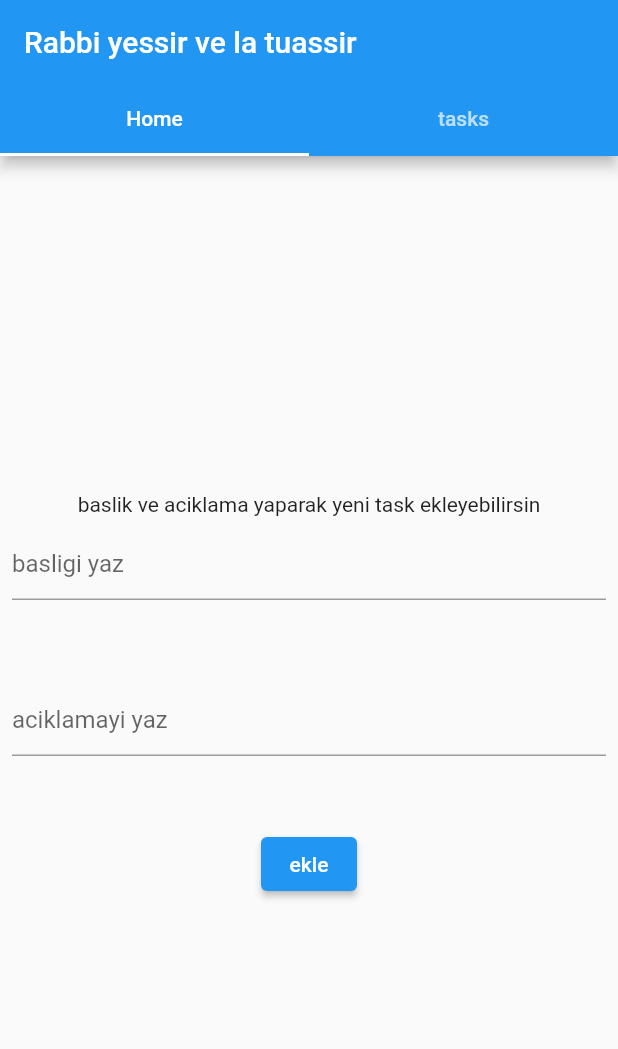
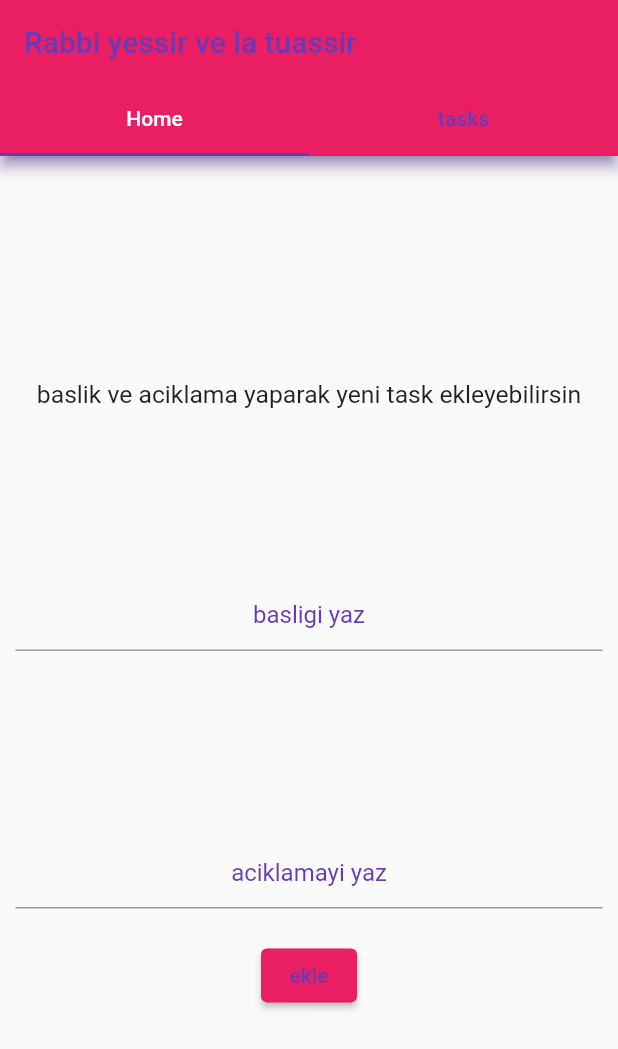
Before and after one commit to gdfthr07/to-do, a Flutter app: the screen it shows after launch, on a phone screen of 412 x 824 dp. Shown: the top 1049 px of the screen. Run offline on Flutter 3.47's test engine with Material 2 defaults, Android fonts, the phone set to English and light mode, and no system bars; Roboto replaces fonts that are missing (Robotomo).

Commit message:
oranlama
home u oranladim ve renklerle oynadim

```diff
--- a/lib/main.dart
+++ b/lib/main.dart
@@ -10,10 +10,10 @@ class MyApp extends StatelessWidget {
   @override
   Widget build(BuildContext context) {
     return MaterialApp(
-      title: 'Flutter Demo',
+      title: 'to-do(başlangıç)',
       debugShowCheckedModeBanner: false,
       theme: ThemeData(
-        primarySwatch: Colors.blue,
+        primarySwatch: Colors.pink,
       ),
       home: const MyHomePage(title: 'Rabbi yessir ve la tuassir'),
     );
@@ -41,11 +41,20 @@ class _MyHomePageState extends State<MyHomePage> {
 
   @override
   Widget build(BuildContext context) {
+
+
+
+
     return DefaultTabController(length: 2,
         child: Scaffold(
           appBar: AppBar(
+            foregroundColor: Colors.deepPurple,
+            //backgroundColor: Colors.red,
+            shadowColor: Colors.deepPurple,
             title: Text(widget.title),
             bottom: TabBar(
+              indicatorColor: Colors.deepPurple,
+              unselectedLabelColor: Colors.deepPurple,
               tabs: [
                 Tab(text: 'Home',),
                 Tab(text: 'tasks'),
@@ -140,34 +149,61 @@ var descrpList = [];
 class _HomaPageState extends State<HomaPage> {
   @override
   Widget build(BuildContext context) {
+
+    var screenSize = MediaQuery.of(context);
+    var screenhgt= screenSize.size.height;
+    var screenwdt= screenSize.size.width;
+
     return Center(
+      child: SingleChildScrollView(
         child: Column(
           mainAxisAlignment: MainAxisAlignment.center,
           children: [
-          Text("baslik ve aciklama yaparak yeni task ekleyebilirsin"),
+            Text("baslik ve aciklama yaparak yeni task ekleyebilirsin",
+            style: TextStyle(
+              fontFamily: 'Robotomo',
+              fontSize: screenhgt/50,
+            ),),
+        SizedBox(
+          height: screenhgt/8,),
             Padding(
-            padding: const EdgeInsets.all(8.0),
+              padding:  EdgeInsets.all(screenwdt/40),
               child: TextField(
+
+                style: TextStyle(color: Colors.deepPurple),
+                textAlign: TextAlign.center,
+                showCursor: true,
+                cursorColor: Colors.deepOrange,
                 controller: titleCont,
                 decoration: InputDecoration(
+                  fillColor: Colors.lightGreenAccent,
+                  filled: false,
                   hintText: "basligi yaz",
+                  hintStyle: TextStyle(color: Colors.deepPurple),
+
                 ),
               ),
             ),
             SizedBox(
-            height: 40,
+              height: screenhgt/8,
             ),
             Padding(
-            padding: const EdgeInsets.all(8.0),
+              padding:  EdgeInsets.all(screenwdt/40),
               child: TextField(
+                style: TextStyle(color: Colors.deepPurple),
                 controller: descrpCont,
-              decoration: InputDecoration(
+                textAlign: TextAlign.center,
+                showCursor: true,
+                cursorColor: Colors.deepOrange,
+                decoration: InputDecoration(fillColor: Colors.lightGreenAccent,
+                  filled: false,
                   hintText: "aciklamayi yaz",
+                  hintStyle: TextStyle(color: Colors.deepPurple),
                 ),
               ),
             ),
             SizedBox(
-            height: 40,
+              height:screenhgt/80,
             ),
             ElevatedButton(onPressed: (){
             titleList.add(titleCont.text);
@@ -176,8 +212,12 @@ class _HomaPageState extends State<HomaPage> {
 
             });
             },
-              child: Text('ekle'))
+                child: Text('ekle',
+                style:TextStyle(color: Colors.deepPurple) ,),
+              style: ButtonStyle(),
+            )
           ],
+        ),
       ),
     );
   }
```
Lines whose indentation alone changed are shown as unchanged.
